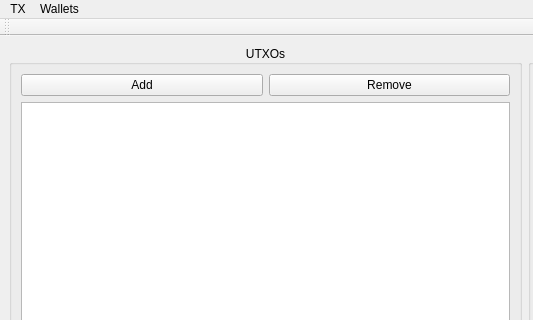
Old version of the form ui/mainwindow.ui in the repository gbizzotto/ourWallet; both pictures show x 0 to 533 and y 0 to 320 of the 1050 by 885 pixel window.
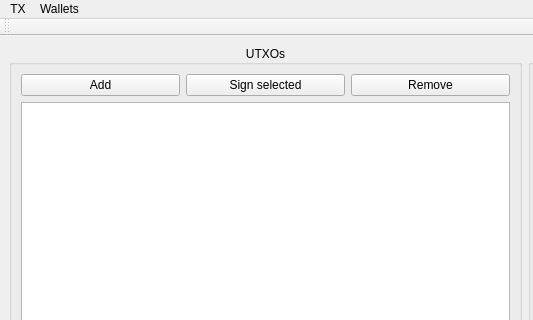
New version of the form.

Commit message: Can now sign utxos one by one; can now add and sign free-floating utxos; can now use non-wallet private keys.

```diff
--- a/ui/mainwindow.ui
+++ b/ui/mainwindow.ui
@@ -37,6 +37,13 @@
                </property>
               </widget>
              </item>
+             <item>
+              <widget class="QPushButton" name="signButton">
+               <property name="text">
+                <string>Sign selected</string>
+               </property>
+              </widget>
+             </item>
              <item>
               <widget class="QPushButton" name="removeUTXOButton">
                <property name="text">
```
The commit also changes 8 other files.
